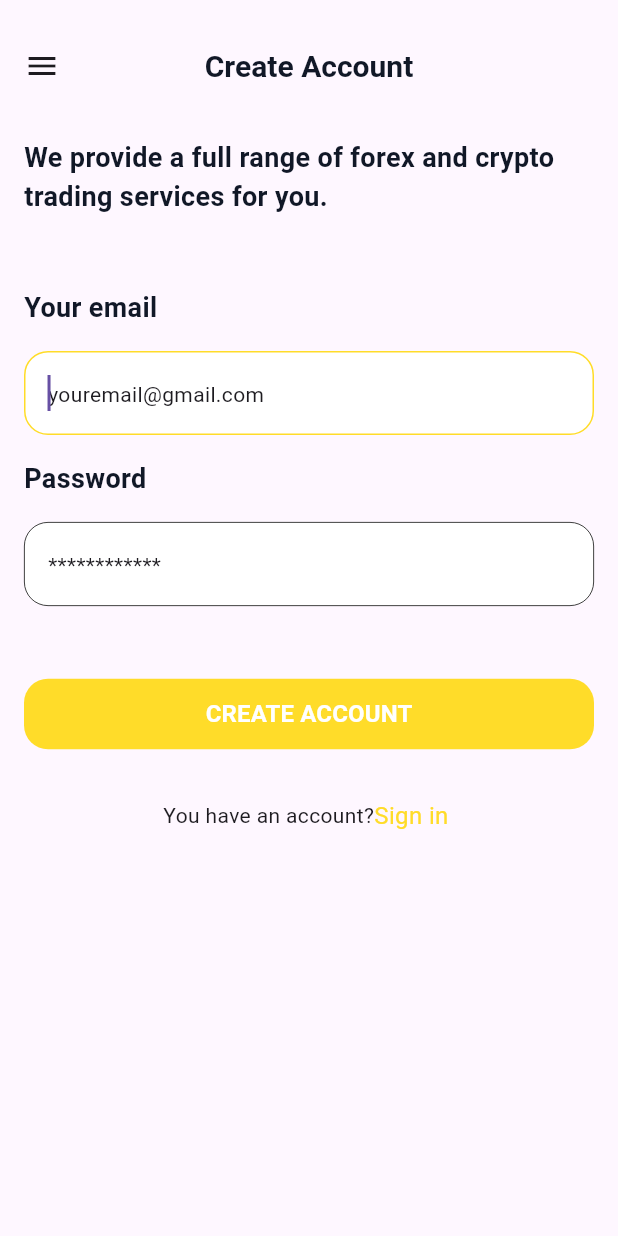
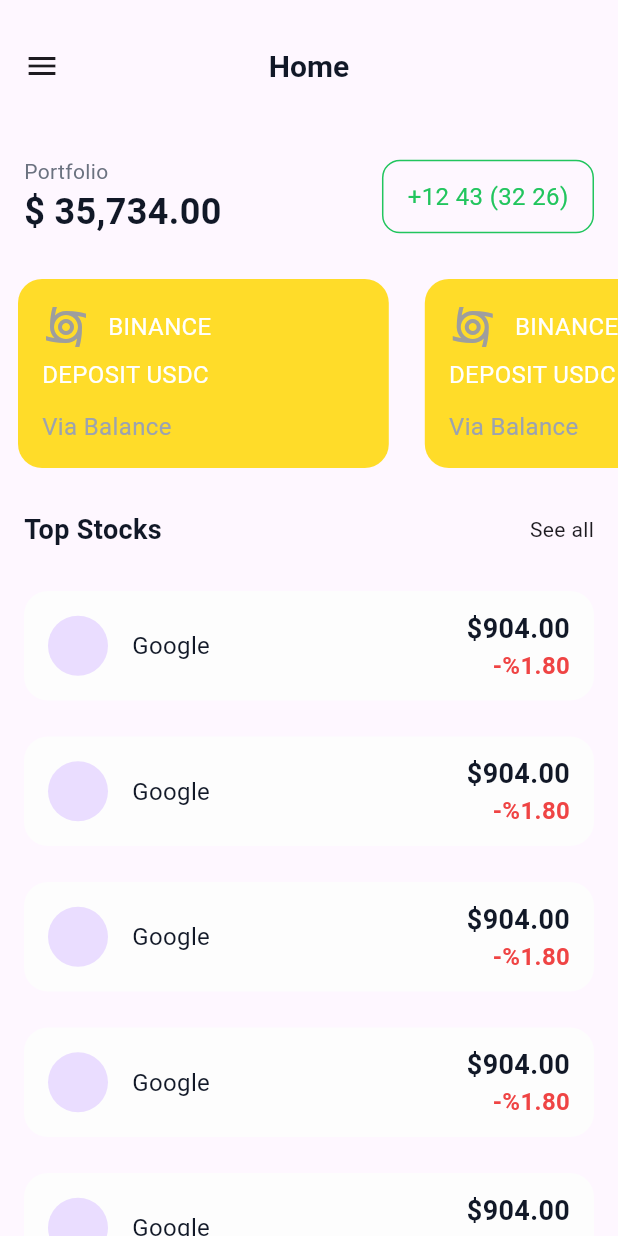
Before and after one commit to talhahdev2025/crypto_plus_api_template, a Flutter app: the CreateAccountScreen screen opened by its route, after a tap on "CREATE ACCOUNT", on a phone screen of 412 x 824 dp. Run offline on Flutter 3.47's test engine with Material 3 defaults, Android fonts, the phone set to English and light mode, and no system bars; our stand-ins replace go_router.

Commit message:
feat: Add home Screen

```diff
--- a/lib/core/routes/app_router.dart
+++ b/lib/core/routes/app_router.dart
@@ -1,4 +1,5 @@
 import 'package:crypto_plus/core/exports.dart';
+import 'package:crypto_plus/features/home/home_screen.dart';
 
 class AppRouter {
   static final GoRouter routers = GoRouter(
@@ -21,6 +22,12 @@
         name: AppRoutes.createAccount,
         builder: (context, state) => CreateAccountScreen(),
       ),
+      //home
+      GoRoute(
+        path: AppRoutes.homePath,
+        name: AppRoutes.home,
+        builder: (context, state) => HomeScreen(),
+      ),
     ],
   );
 }
--- a/lib/core/widgets/section_header.dart
+++ b/lib/core/widgets/section_header.dart
@@ -1,16 +1,23 @@
 import 'package:crypto_plus/core/exports.dart';
 
 class SectionHeader extends StatelessWidget {
-  const SectionHeader({super.key, required this.headline});
+  const SectionHeader({
+    super.key,
+    required this.headline,
+    this.actionText = '',
+  });
   final String headline;
+  final String actionText;
   @override
   Widget build(BuildContext context) {
     return Row(
+      mainAxisAlignment: .spaceBetween,
       children: [
         Text(
           headline,
           style: AppTextStyles.headlineMedium.copyWith(fontSize: 18),
         ),
+        Text(actionText),
       ],
     );
   }
--- a/lib/features/createAccount/create_account_screen.dart
+++ b/lib/features/createAccount/create_account_screen.dart
@@ -79,8 +79,7 @@
                         color: AppColors.white,
                         fontWeight: .bold,
                       ),
-                      // TODO: navigate to home screen
-                      onPress: () {},
+                      onPress: () => context.goNamed(AppRoutes.home),
                     ),
                   ),
                   AppSpacing.vXxxl,
--- /dev/null
+++ b/lib/features/home/home_screen.dart
@@ -0,0 +1,219 @@
+import 'package:crypto_plus/core/exports.dart';
+
+class HomeScreen extends StatefulWidget {
+  const HomeScreen({super.key});
+
+  @override
+  State<HomeScreen> createState() => _HomeScreenState();
+}
+
+class _HomeScreenState extends State<HomeScreen> {
+  @override
+  Widget build(BuildContext context) {
+    return Scaffold(
+      body: LayoutBuilder(
+        builder: (context, constraints) => SafeArea(
+          child: Container(
+            // padding: AppInsets.screen,
+            width: constraints.maxWidth,
+            height: constraints.maxHeight,
+            child: CustomScrollView(
+              slivers: [
+                //app bar
+                SliverToBoxAdapter(
+                  child: Padding(
+                    padding: AppInsets.screen,
+                    child: CustomAppBar(title: 'Home'),
+                  ),
+                ),
+                //dashborad money
+                SliverToBoxAdapter(
+                  child: Padding(
+                    padding: AppInsets.screen,
+                    child: Row(
+                      mainAxisAlignment: .spaceBetween,
+                      crossAxisAlignment: .center,
+                      children: [
+                        Column(
+                          crossAxisAlignment: .start,
+                          children: [
+                            Text('Portfolio', style: AppTextStyles.bodyMedium),
+                            Text(
+                              '\$ 35,734.00',
+                              style: AppTextStyles.headlineLarge,
+                            ),
+                          ],
+                        ),
+                        //number container
+                        Container(
+                          padding: AppInsets.button,
+                          decoration: BoxDecoration(
+                            borderRadius: AppRadius.medium,
+                            border: Border.all(color: AppColors.success),
+                          ),
+                          child: Text(
+                            '+12 43 (32 26)',
+                            style: AppTextStyles.bodyLarge.copyWith(
+                              color: AppColors.success,
+                            ),
+                          ),
+                        ),
+                      ],
+                    ),
+                  ),
+                ),
+                //horizontal list view
+                SliverToBoxAdapter(
+                  child: Container(
+                    height: 150,
+                    width: constraints.maxWidth,
+                    child: ListView(
+                      scrollDirection: .horizontal,
+                      children: [
+                        //first container
+                        Container(
+                          margin: AppInsets.md,
+                          padding: AppInsets.card,
+                          width: constraints.maxWidth * 0.6,
+                          decoration: BoxDecoration(
+                            color: AppColors.primary,
+                            borderRadius: AppRadius.large,
+                          ),
+                          child: Column(
+                            crossAxisAlignment: .start,
+                            children: [
+                              Row(
+                                children: [
+                                  Icon(
+                                    Icons.cyclone_sharp,
+                                    size: AppSizes.iconXLarge,
+                                    color: AppColors.grey,
+                                  ),
+                                  AppSpacing.hMd,
+                                  Text(
+                                    'BINANCE',
+                                    style: AppTextStyles.bodyLarge.copyWith(
+                                      color: AppColors.white,
+                                    ),
+                                  ),
+                                ],
+                              ),
+                              Spacer(),
+                              Text(
+                                'DEPOSIT USDC',
+                                style: AppTextStyles.bodyLarge.copyWith(
+                                  color: AppColors.white,
+                                ),
+                              ),
+                              AppSpacing.vMd,
+                              Text(
+                                'Via Balance',
+                                style: AppTextStyles.bodyLarge.copyWith(
+                                  color: AppColors.textHint,
+                                ),
+                              ),
+                            ],
+                          ),
+                        ),
+                        //second contaienr
+                        Container(
+                          margin: AppInsets.md,
+                          padding: AppInsets.card,
+                          width: constraints.maxWidth * 0.6,
+                          decoration: BoxDecoration(
+                            color: AppColors.primary,
+                            borderRadius: AppRadius.large,
+                          ),
+                          child: Column(
+                            crossAxisAlignment: .start,
+                            children: [
+                              Row(
+                                children: [
+                                  Icon(
+                                    Icons.cyclone_sharp,
+                                    size: AppSizes.iconXLarge,
+                                    color: AppColors.grey,
+                                  ),
+                                  AppSpacing.hMd,
+                                  Text(
+                                    'BINANCE',
+                                    style: AppTextStyles.bodyLarge.copyWith(
+                                      color: AppColors.white,
+                                    ),
+                                  ),
+                                ],
+                              ),
+                              Spacer(),
+                              Text(
+                                'DEPOSIT USDC',
+                                style: AppTextStyles.bodyLarge.copyWith(
+                                  color: AppColors.white,
+                                ),
+                              ),
+                              AppSpacing.vMd,
+                              Text(
+                                'Via Balance',
+                                style: AppTextStyles.bodyLarge.copyWith(
+                                  color: AppColors.textHint,
+                                ),
+                              ),
+                            ],
+                          ),
+                        ),
+                      ],
+                    ),
+                  ),
+                ),
+                //section header of stocks
+                SliverToBoxAdapter(
+                  child: Padding(
+                    padding: AppInsets.screen,
+                    child: SectionHeader(
+                      headline: 'Top Stocks',
+                      actionText: 'See all',
+                    ),
+                  ),
+                ),
+                //listView of topStock
+                SliverList.builder(
+                  itemCount: 10,
+                  itemBuilder: (context, index) {
+                    return Container(
+                      padding: AppInsets.listItem,
+                      margin: AppInsets.listItem,
+                      decoration: BoxDecoration(
+                        color: AppColors.background,
+                        borderRadius: AppRadius.large,
+                      ),
+                      child: Row(
+                        mainAxisAlignment: .spaceBetween,
+                        children: [
+                          CircleAvatar(foregroundColor: AppColors.primary),
+                          AppSpacing.hLg,
+                          Text('Google', style: AppTextStyles.bodyLarge),
+                          Spacer(),
+                          Column(
+                            crossAxisAlignment: .end,
+                            children: [
+                              Text('\$904.00', style: AppTextStyles.titleLarge),
+                              Text(
+                                '-%1.80',
+                                style: AppTextStyles.titleMedium.copyWith(
+                                  color: AppColors.error,
+                                ),
+                              ),
+                            ],
+                          ),
+                        ],
+                      ),
+                    );
+                  },
+                ),
+              ],
+            ),
+          ),
+        ),
+      ),
+    );
+  }
+}
--- a/pubspec.yaml
+++ b/pubspec.yaml
@@ -35,6 +35,7 @@
   # Use with the CupertinoIcons class for iOS style icons.
   google_fonts: ^8.2.0
   go_router: ^17.3.0
+  http: ^1.6.0
   cupertino_icons: ^1.0.8
 
 
```
Also changed, not shown: pubspec.lock.
